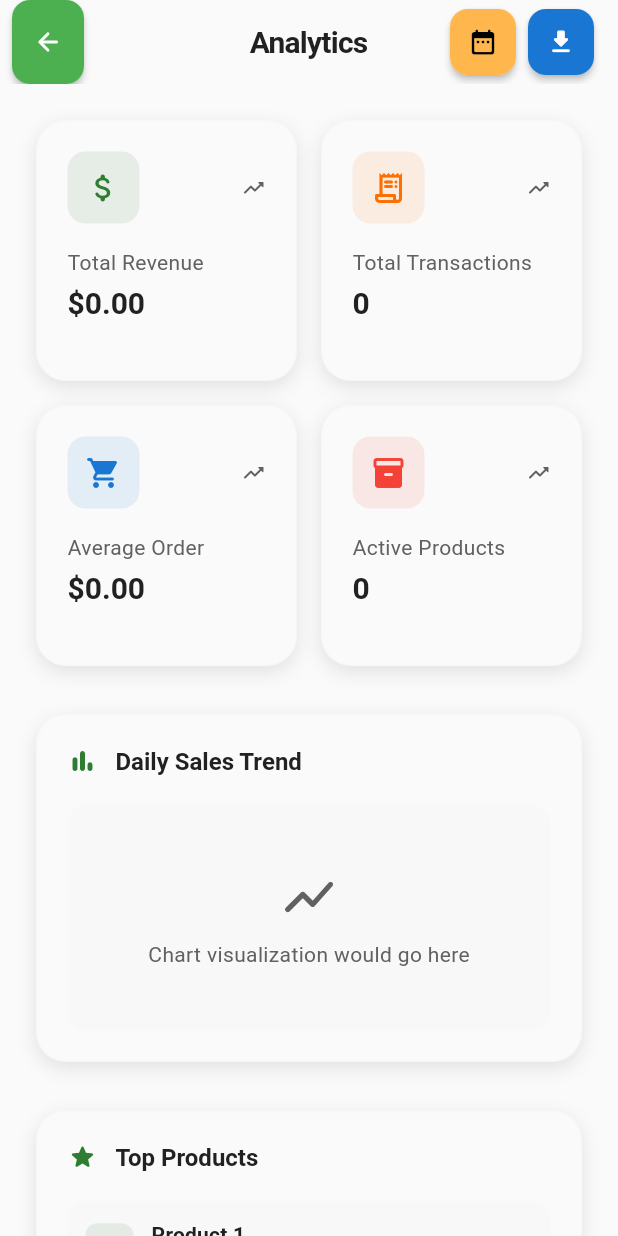
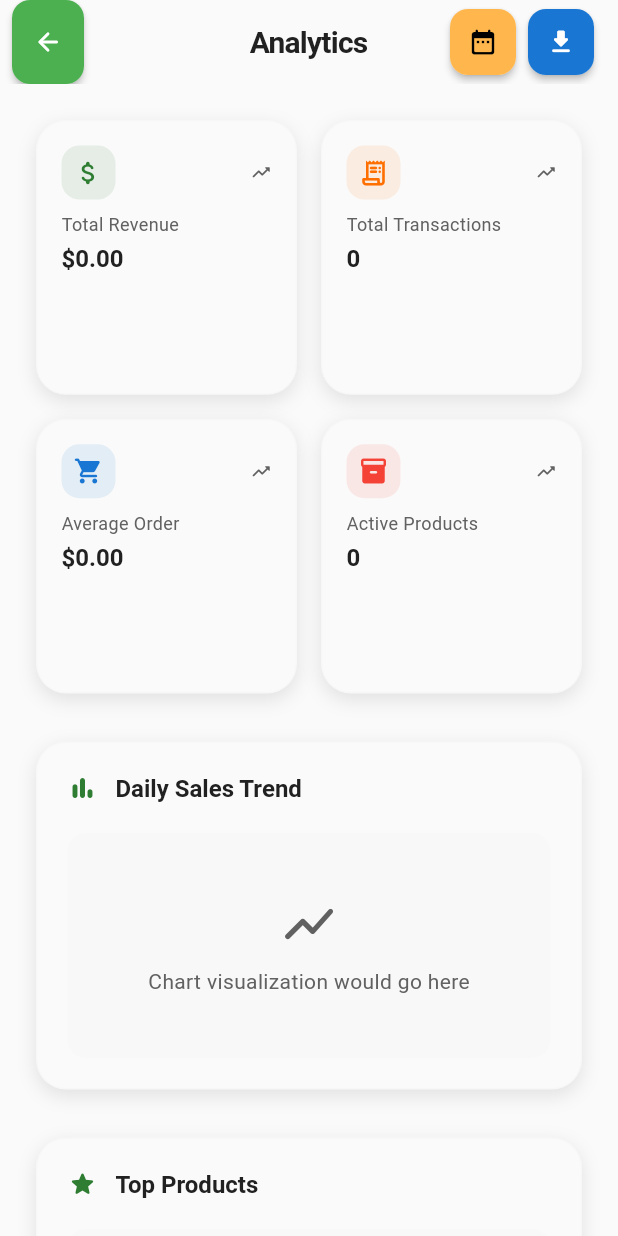
Before and after one commit to AminMemariani/polkadot-restaurant-pos, a Flutter app: the AnalyticsPage screen opened by its route, on a phone screen of 412 x 824 dp. Run offline on Flutter 3.47's test engine with Material 3 defaults, Android fonts, the phone set to English and light mode, and no system bars; our stand-ins replace dartz, equatable, get_it, go_router, qr_flutter, shared_preferences; missing offline and left inert: step_bar; accounts and stored records are empty.

Commit message:
Update dependencies in pubspec.lock and adjust macOS deployment target
- Updated several package versions in pubspec.lock for improved functionality and security.
- Changed macOS deployment target from 10.14 to 10.15 in Podfile and project.pbxproj.
- Made minor layout adjustments in analytics_page.dart for better responsiveness on different devices.

```diff
--- a/lib/features/analytics/presentation/pages/analytics_page.dart
+++ b/lib/features/analytics/presentation/pages/analytics_page.dart
@@ -170,7 +170,7 @@ class _AnalyticsPageState extends State<AnalyticsPage> {
       crossAxisCount: isTablet ? 4 : 2,
       crossAxisSpacing: isTablet ? 20 : 16,
       mainAxisSpacing: isTablet ? 20 : 16,
-      childAspectRatio: isTablet ? 1.2 : 1.0,
+      childAspectRatio: isTablet ? 1.1 : 0.95,
       children: [
         _buildSummaryCard(
           context,
@@ -222,7 +222,7 @@ class _AnalyticsPageState extends State<AnalyticsPage> {
     final colorScheme = theme.colorScheme;
 
     return Container(
-      padding: EdgeInsets.all(isTablet ? 24 : 20),
+      padding: EdgeInsets.all(isTablet ? 20 : 16),
       decoration: BoxDecoration(
         color: colorScheme.surface,
         borderRadius: BorderRadius.circular(20),
@@ -239,41 +239,50 @@ class _AnalyticsPageState extends State<AnalyticsPage> {
         ],
       ),
       child: Column(
+        mainAxisSize: MainAxisSize.min,
         crossAxisAlignment: CrossAxisAlignment.start,
         children: [
           Row(
             children: [
               Container(
-                padding: const EdgeInsets.all(12),
+                padding: EdgeInsets.all(isTablet ? 10 : 8),
                 decoration: BoxDecoration(
                   color: color.withOpacity(0.1),
                   borderRadius: BorderRadius.circular(12),
                 ),
-                child: Icon(icon, color: color, size: isTablet ? 28 : 24),
+                child: Icon(icon, color: color, size: isTablet ? 24 : 20),
               ),
               const Spacer(),
               Icon(
                 Icons.trending_up_rounded,
                 color: colorScheme.onSurfaceVariant,
-                size: isTablet ? 20 : 16,
+                size: isTablet ? 18 : 14,
               ),
             ],
           ),
-          SizedBox(height: isTablet ? 20 : 16),
-          Text(
+          SizedBox(height: isTablet ? 12 : 8),
+          Flexible(
+            child: Text(
               title,
               style: theme.textTheme.bodyMedium?.copyWith(
                 color: colorScheme.onSurfaceVariant,
-              fontSize: isTablet ? 16 : 14,
+                fontSize: isTablet ? 15 : 12,
+              ),
+              maxLines: 2,
+              overflow: TextOverflow.ellipsis,
             ),
           ),
-          SizedBox(height: isTablet ? 8 : 4),
-          Text(
+          SizedBox(height: isTablet ? 6 : 4),
+          Flexible(
+            child: Text(
               value,
               style: theme.textTheme.headlineSmall?.copyWith(
                 fontWeight: FontWeight.w700,
                 color: colorScheme.onSurface,
-              fontSize: isTablet ? 24 : 20,
+                fontSize: isTablet ? 22 : 16,
+              ),
+              maxLines: 1,
+              overflow: TextOverflow.ellipsis,
             ),
           ),
         ],
```
Also changed, not shown: pubspec.lock, 3 other files. Lines whose indentation alone changed are shown as unchanged.
